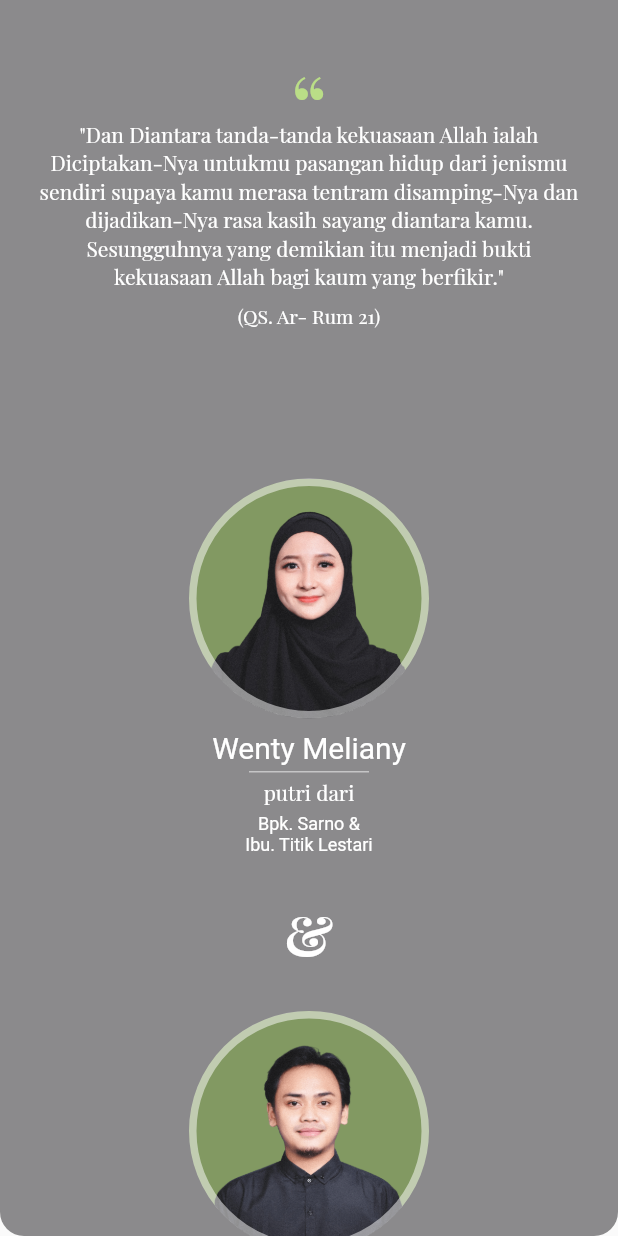
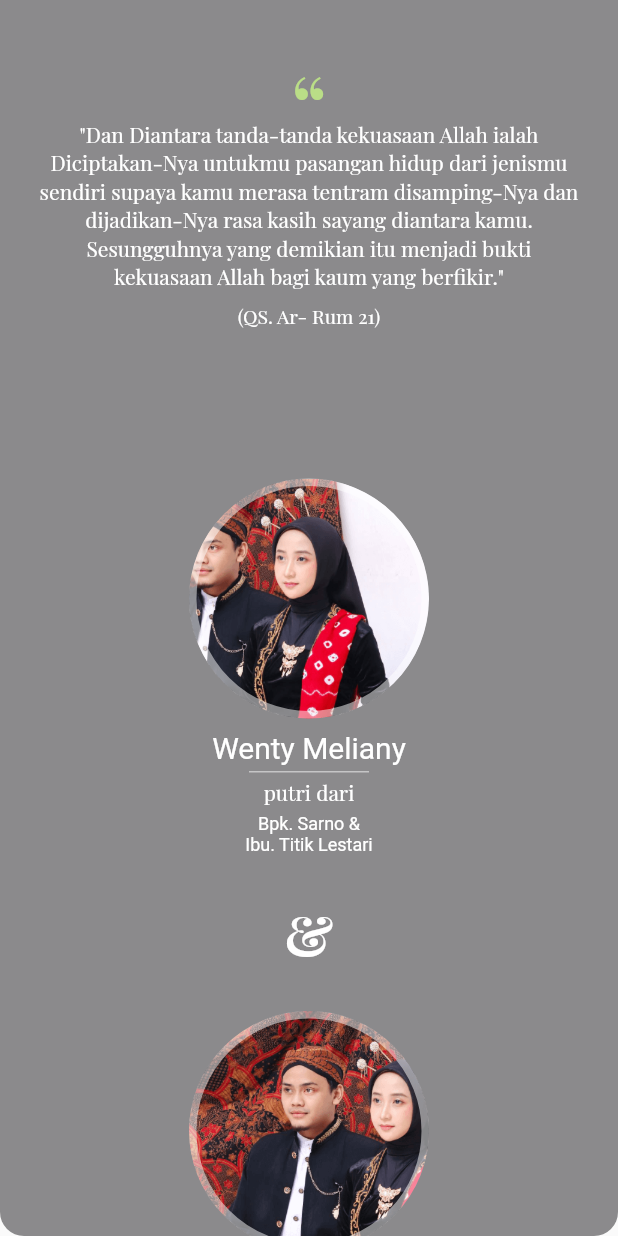
Before and after one commit to ianahmadp/inv, a Flutter app: the MempelaiView widget shown alone on an empty page, opened directly, on a phone screen of 412 x 824 dp. Run offline on Flutter 3.47's test engine with Material 2 defaults, Android fonts, the light colour scheme and no system bars; our stand-ins replace firebase_core, firebase_database, fluttertoast, go_router, google_fonts; missing offline and left inert: dart:html, dart:js, google_maps; accounts and stored records are empty.

Commit message:
change image ava

```diff
--- a/lib/generate_page.dart
+++ b/lib/generate_page.dart
@@ -35,10 +35,9 @@ class _GeneratePageState extends State<GeneratePage> {
             crossAxisAlignment: CrossAxisAlignment.stretch,
             children: [
               Text(
-                'Nama Lengkap',
+                'Nama Lengkap #1',
                 style: GoogleFonts.playfairDisplay(
                   fontSize: 12,
-                  color: AppColors.white,
                 ),
               ),
               const SizedBox(height: 5),
--- a/lib/main_page.dart
+++ b/lib/main_page.dart
@@ -600,7 +600,7 @@ class MempelaiView extends StatelessWidget {
             'Wenty Meliany',
             'putri dari',
             'Bpk. Sarno &\nIbu. Titik Lestari',
-            'assets/ava_wenty.png',
+            'assets/wenty.png',
           ),
           Padding(
             padding: const EdgeInsets.all(8.0),
@@ -617,7 +617,7 @@ class MempelaiView extends StatelessWidget {
             'Ian Ahmad Pramana',
             'putra dari',
             'Bpk. Edy Pramono &\nIbu. Juharini',
-            'assets/ava_ian.png',
+            'assets/ian.png',
           ),
           const SizedBox(
             height: 30,
--- a/pubspec.yaml
+++ b/pubspec.yaml
@@ -67,6 +67,7 @@ flutter:
   # To add assets to your application, add an assets section, like this:
   assets:
     - assets/
+    - assets/bg1.jpg
 
   # An image asset can refer to one or more resolution-specific "variants", see
   # https://flutter.dev/assets-and-images/#resolution-aware
```
Also changed, not shown: assets/ian.png (added), assets/wenty.png (added), 1 other file.
